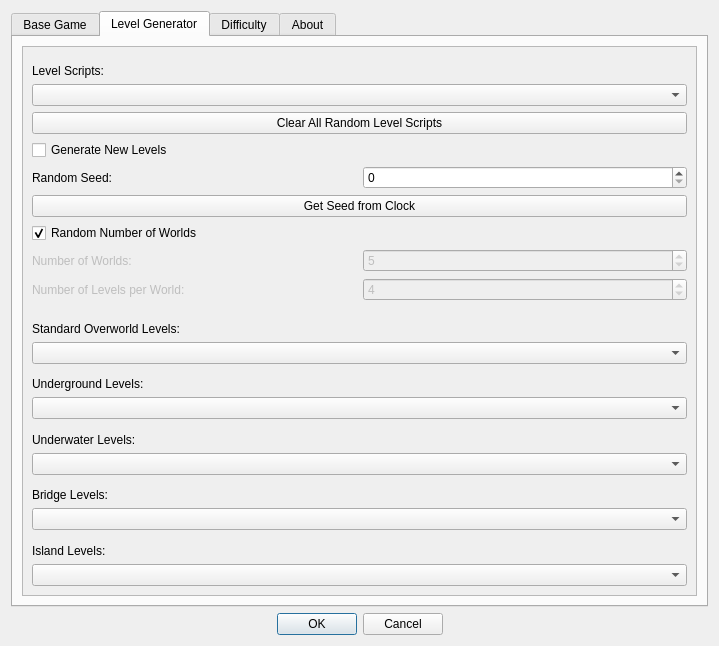
The window that SMB1/SMB1_Compliance_To_SMB1/Configure_Settings_Form.ui (Coolcord/Level-Headed) describes before a commit, drawn with Qt 5.
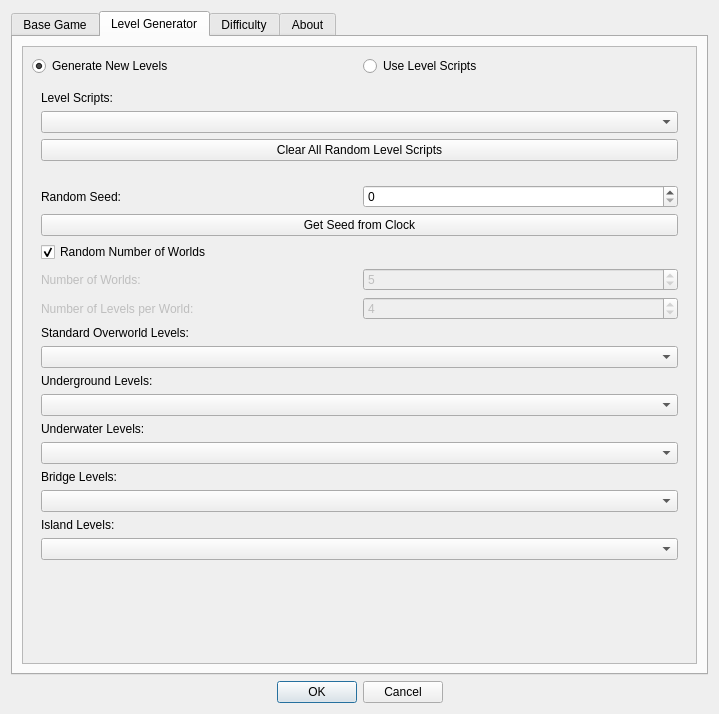
The same window after the commit. The open tabs and pages were chosen to show the change.

Commit message: Changed the generate new levels checkbox to a radio button

```diff
--- a/SMB1/SMB1_Compliance_To_SMB1/Configure_Settings_Form.ui
+++ b/SMB1/SMB1_Compliance_To_SMB1/Configure_Settings_Form.ui
@@ -7,7 +7,7 @@
     <x>0</x>
     <y>0</y>
     <width>719</width>
-    <height>646</height>
+    <height>714</height>
    </rect>
   </property>
   <property name="windowTitle">
@@ -361,26 +361,38 @@
           <property name="geometry">
            <rect>
             <x>0</x>
-            <y>-95</y>
-            <width>652</width>
-            <height>630</height>
+            <y>0</y>
+            <width>669</width>
+            <height>603</height>
            </rect>
           </property>
           <layout class="QVBoxLayout" name="verticalLayout_11">
            <item>
-            <spacer name="verticalSpacer_21">
-             <property name="orientation">
-              <enum>Qt::Vertical</enum>
-             </property>
-             <property name="sizeHint" stdset="0">
-              <size>
-               <width>20</width>
-               <height>40</height>
-              </size>
-             </property>
-            </spacer>
+            <layout class="QHBoxLayout" name="horizontalLayout_3">
+             <item>
+              <widget class="QRadioButton" name="radioGenerateNewLevels">
+               <property name="text">
+                <string>Generate New Levels</string>
+               </property>
+               <property name="checked">
+                <bool>true</bool>
+               </property>
+               <property name="autoExclusive">
+                <bool>true</bool>
+               </property>
+              </widget>
            </item>
            <item>
+              <widget class="QRadioButton" name="radioUseLevelScripts">
+               <property name="text">
+                <string>Use Level Scripts</string>
+               </property>
+              </widget>
+             </item>
+            </layout>
+           </item>
+           <item>
+            <widget class="QWidget" name="layoutLevelScriptsWidget" native="true">
             <layout class="QVBoxLayout" name="layoutLevelScripts">
              <item>
               <widget class="QLabel" name="lblLevelScripts">
@@ -399,15 +411,12 @@
                </property>
               </widget>
              </item>
-             <item>
-              <widget class="QCheckBox" name="cbGenerateNewLevels">
-               <property name="text">
-                <string>Generate New Levels</string>
-               </property>
-              </widget>
-             </item>
-            </layout>
+             </layout>
+            </widget>
            </item>
+           <item>
+            <widget class="QWidget" name="layoutGenerateNewLevelsWidget" native="true">
+             <layout class="QVBoxLayout" name="layoutGenerateNewLevels">
            <item>
             <layout class="QVBoxLayout" name="layoutRandomSeed">
              <item>
@@ -438,8 +447,6 @@
             </layout>
            </item>
            <item>
-            <layout class="QVBoxLayout" name="layoutNewLevels">
-             <item>
               <layout class="QVBoxLayout" name="layoutLevelNumberSettings">
                <item>
                 <widget class="QCheckBox" name="cbRandomNumWorlds">
@@ -516,34 +523,6 @@
                </item>
               </layout>
              </item>
-            </layout>
-           </item>
-           <item>
-            <spacer name="verticalSpacer_22">
-             <property name="orientation">
-              <enum>Qt::Vertical</enum>
-             </property>
-             <property name="sizeHint" stdset="0">
-              <size>
-               <width>20</width>
-               <height>40</height>
-              </size>
-             </property>
-            </spacer>
-           </item>
-           <item>
-            <spacer name="verticalSpacer_23">
-             <property name="orientation">
-              <enum>Qt::Vertical</enum>
-             </property>
-             <property name="sizeHint" stdset="0">
-              <size>
-               <width>20</width>
-               <height>40</height>
-              </size>
-             </property>
-            </spacer>
-           </item>
            <item>
             <layout class="QVBoxLayout" name="layoutStandardOverworldLevels">
              <item>
@@ -558,19 +537,6 @@
              </item>
             </layout>
            </item>
-           <item>
-            <spacer name="verticalSpacer_24">
-             <property name="orientation">
-              <enum>Qt::Vertical</enum>
-             </property>
-             <property name="sizeHint" stdset="0">
-              <size>
-               <width>20</width>
-               <height>40</height>
-              </size>
-             </property>
-            </spacer>
-           </item>
            <item>
             <layout class="QVBoxLayout" name="layoutUndergroundLevels">
              <item>
@@ -585,19 +551,6 @@
              </item>
             </layout>
            </item>
-           <item>
-            <spacer name="verticalSpacer_25">
-             <property name="orientation">
-              <enum>Qt::Vertical</enum>
-             </property>
-             <property name="sizeHint" stdset="0">
-              <size>
-               <width>20</width>
-               <height>40</height>
-              </size>
-             </property>
-            </spacer>
-           </item>
            <item>
             <layout class="QVBoxLayout" name="layoutUnderwaterLevels">
              <item>
@@ -612,21 +565,11 @@
              </item>
             </layout>
            </item>
-           <item>
-            <spacer name="verticalSpacer_26">
-             <property name="orientation">
-              <enum>Qt::Vertical</enum>
-             </property>
-             <property name="sizeHint" stdset="0">
-              <size>
-               <width>20</width>
-               <height>40</height>
-              </size>
-             </property>
-            </spacer>
-           </item>
            <item>
             <layout class="QVBoxLayout" name="layoutBridgeLevels">
+                <item>
+                 <layout class="QVBoxLayout" name="layoutNewLevels"/>
+                </item>
              <item>
               <widget class="QLabel" name="lblBridge">
                <property name="text">
@@ -639,19 +582,6 @@
              </item>
             </layout>
            </item>
-           <item>
-            <spacer name="verticalSpacer_27">
-             <property name="orientation">
-              <enum>Qt::Vertical</enum>
-             </property>
-             <property name="sizeHint" stdset="0">
-              <size>
-               <width>20</width>
-               <height>40</height>
-              </size>
-             </property>
-            </spacer>
-           </item>
            <item>
             <layout class="QVBoxLayout" name="layoutIslandLevels">
              <item>
@@ -668,6 +598,22 @@
            </item>
           </layout>
          </widget>
+           </item>
+           <item>
+            <spacer name="verticalSpacer">
+             <property name="orientation">
+              <enum>Qt::Vertical</enum>
+             </property>
+             <property name="sizeHint" stdset="0">
+              <size>
+               <width>20</width>
+               <height>40</height>
+              </size>
+             </property>
+            </spacer>
+           </item>
+          </layout>
+         </widget>
         </widget>
        </item>
       </layout>
```
Left out of the diff: 86 changed lines with no effect on the pictures. Lines whose indentation alone changed are shown as unchanged. The commit also changes 4 other files.
